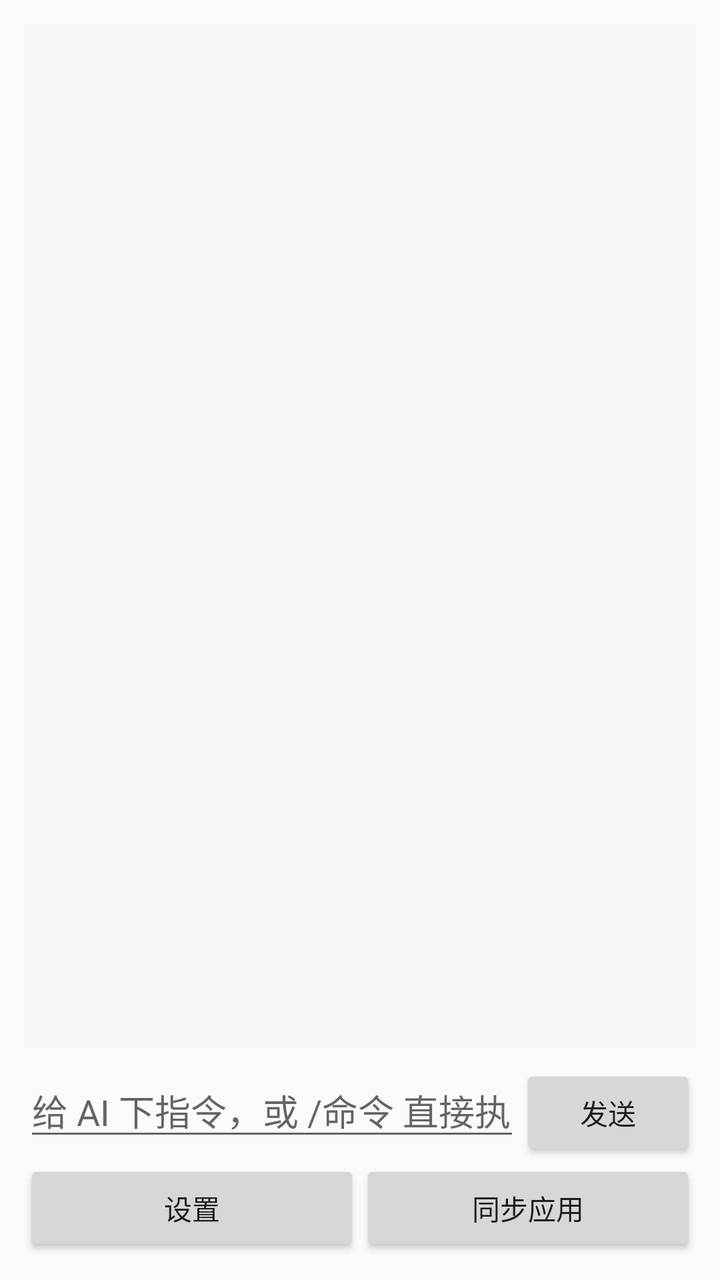
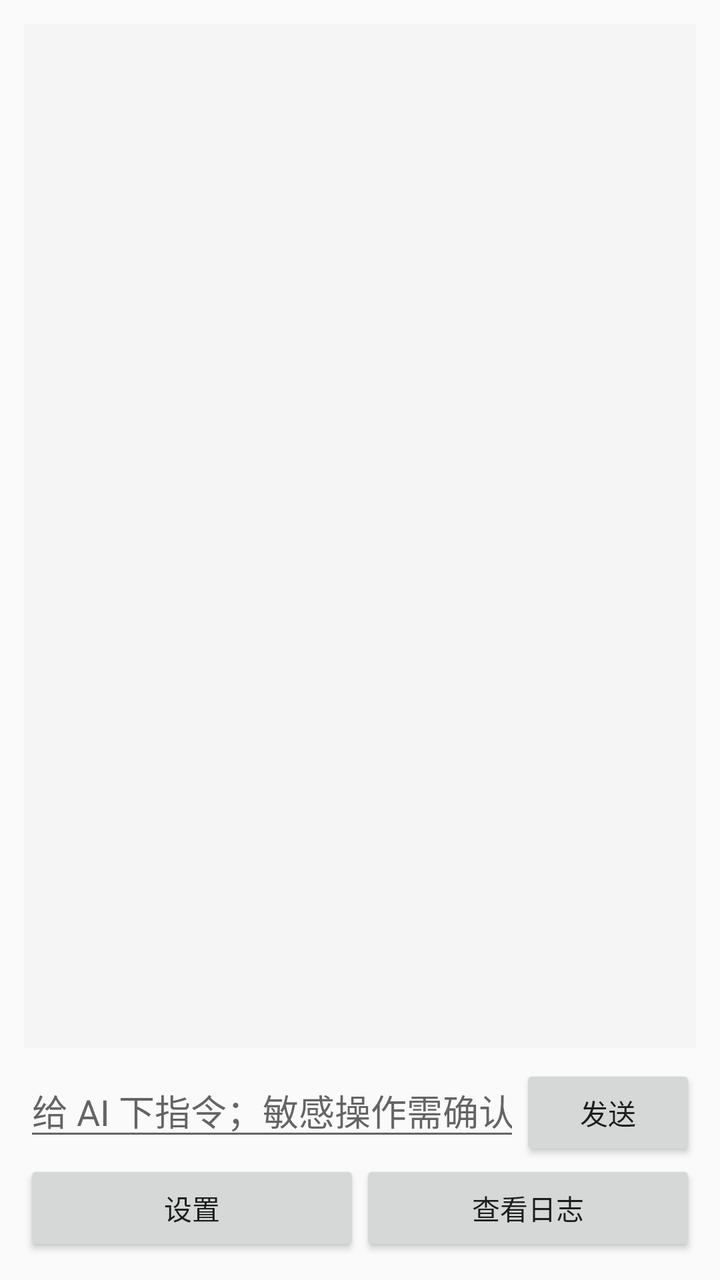

An Android layout rendered at two revisions. The XML below is the earlier revision; the diff shows what the commit changed to produce the second picture.
<!-- AndroidManifest.xml: application theme android:Theme.Material.Light.NoActionBar -->
<!-- res/layout/activity_main.xml -->
<?xml version="1.0" encoding="utf-8"?>
<LinearLayout xmlns:android="http://schemas.android.com/apk/res/android"
    android:layout_width="match_parent"
    android:layout_height="match_parent"
    android:orientation="vertical"
    android:padding="12dp">

    <ScrollView
        android:id="@+id/scroll"
        android:layout_width="match_parent"
        android:layout_height="0dp"
        android:layout_weight="1"
        android:background="#F5F5F5">

        <TextView
            android:id="@+id/chat"
            android:layout_width="match_parent"
            android:layout_height="wrap_content"
            android:padding="10dp"
            android:textIsSelectable="true"
            android:typeface="monospace"
            android:textSize="13sp" />
    </ScrollView>

    <LinearLayout
        android:layout_width="match_parent"
        android:layout_height="wrap_content"
        android:orientation="horizontal"
        android:layout_marginTop="8dp">

        <EditText
            android:id="@+id/input"
            android:layout_width="0dp"
            android:layout_height="wrap_content"
            android:layout_weight="1"
            android:hint="@string/input_hint"
            android:inputType="text"
            android:maxLines="3" />

        <Button
            android:id="@+id/send"
            android:layout_width="wrap_content"
            android:layout_height="wrap_content"
            android:text="@string/send" />
    </LinearLayout>

    <LinearLayout
        android:layout_width="match_parent"
        android:layout_height="wrap_content"
        android:orientation="horizontal">

        <Button
            android:id="@+id/settings"
            android:layout_width="0dp"
            android:layout_height="wrap_content"
            android:layout_weight="1"
            android:text="@string/settings" />

        <Button
            android:id="@+id/sync"
            android:layout_width="0dp"
            android:layout_height="wrap_content"
            android:layout_weight="1"
            android:text="@string/sync_apps" />
    </LinearLayout>
</LinearLayout>
<!-- resources referenced by this layout -->
<resources>
  <string name="input_hint">给 AI 下指令，或 /命令 直接执行</string>
  <string name="send">发送</string>
  <string name="settings">设置</string>
  <string name="sync_apps">同步应用</string>
</resources>

<!-- the commit's change to res/layout/activity_main.xml (unified diff, before → after) -->
@@ -57,10 +57,10 @@
             android:text="@string/settings" />
 
         <Button
-            android:id="@+id/sync"
+            android:id="@+id/log"
             android:layout_width="0dp"
             android:layout_height="wrap_content"
             android:layout_weight="1"
-            android:text="@string/sync_apps" />
+            android:text="@string/view_log" />
     </LinearLayout>
 </LinearLayout>
<!-- resource entries referenced after the edit -->
@@ -1,8 +1,8 @@
 <!-- resources referenced by this layout -->
 <resources>
-  <string name="input_hint">给 AI 下指令，或 /命令 直接执行</string>
+  <string name="input_hint">给 AI 下指令；敏感操作需确认</string>
   <string name="send">发送</string>
   <string name="settings">设置</string>
-  <string name="sync_apps">同步应用</string>
+  <string name="view_log">查看日志</string>
 </resources>
 
